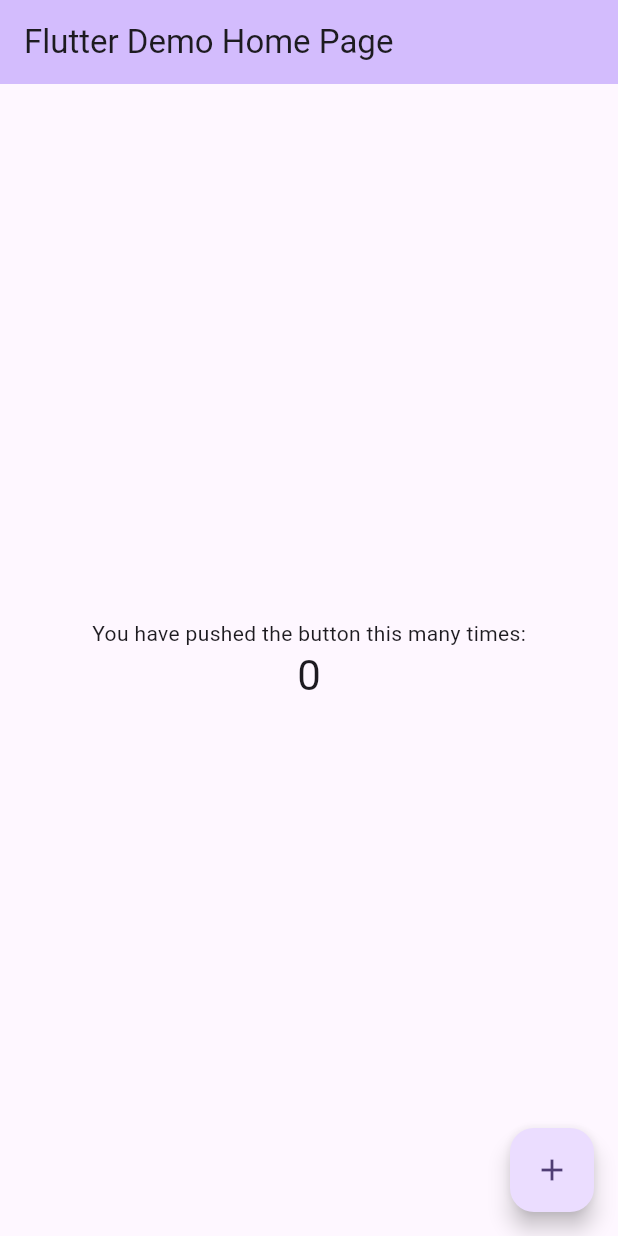
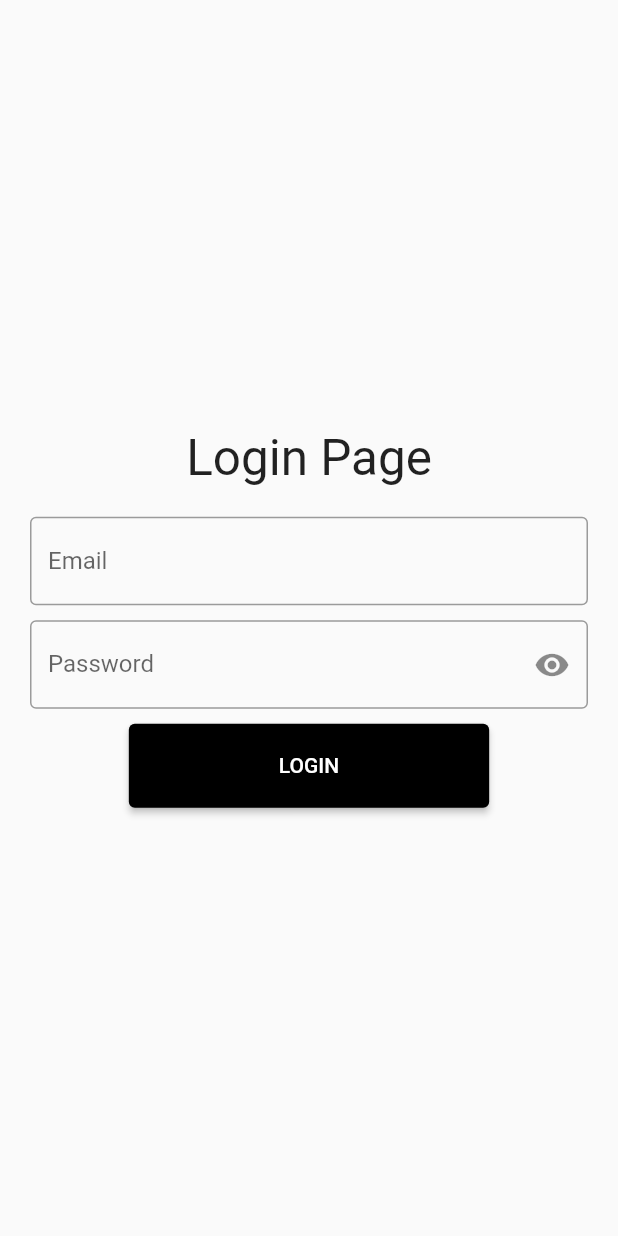
Before and after one commit to sendycitralesmana/forum_api, a Flutter app: the screen it shows after launch, on a phone screen of 412 x 824 dp. Run offline on Flutter 3.47's test engine with Material 2 defaults, Android fonts, the phone set to English and light mode, and no system bars; our stand-ins replace get.

Commit message:
Login Page

```diff
--- /dev/null
+++ b/lib/app/modules/login/controllers/login_controller.dart
@@ -0,0 +1,35 @@
+import 'package:flutter/material.dart';
+import 'package:get/get.dart';
+
+class LoginController extends GetxController {
+  late TextEditingController email;
+  late TextEditingController password;
+
+  var hidden = true.obs;
+
+  void login(String email, password) {
+
+  }
+
+  final count = 0.obs;
+  @override
+  void onInit() {
+    email = TextEditingController();
+    password = TextEditingController();
+    super.onInit();
+  }
+
+  @override
+  void onReady() {
+    super.onReady();
+  }
+
+  @override
+  void onClose() {
+    email.dispose();
+    password.dispose();
+    super.onClose();
+  }
+
+  void increment() => count.value++;
+}
--- /dev/null
+++ b/lib/app/modules/login/views/login_view.dart
@@ -0,0 +1,73 @@
+import 'dart:math';
+
+import 'package:flutter/material.dart';
+
+import 'package:get/get.dart';
+
+import '../controllers/login_controller.dart';
+
+class LoginView extends GetView<LoginController> {
+  const LoginView({Key? key}) : super(key: key);
+  @override
+  Widget build(BuildContext context) {
+    var size = MediaQuery.of(context).size.width;
+    return Scaffold(
+      body: Padding(
+        padding: EdgeInsets.all(20),
+        child: Column(
+          mainAxisAlignment: MainAxisAlignment.center,
+          children: [
+            Text(
+              "Login Page",
+              style: TextStyle(
+                fontSize: size * 0.080,
+              ),
+            ),
+            SizedBox(height: 20,),
+            TextField(
+              controller: controller.email,
+              decoration: InputDecoration(
+                labelText: "Email",
+                hintText: "Enter your email",
+                border: OutlineInputBorder(),
+              ),
+            ),
+            SizedBox(height: 10),
+            Obx(
+              () => TextField(
+                controller: controller.password,
+                obscureText: controller.hidden.value,
+                decoration: InputDecoration(
+                  suffixIcon: IconButton(
+                    onPressed: () => controller.hidden.toggle(),
+                    icon: controller.hidden.isTrue
+                        ? Icon(Icons.remove_red_eye)
+                        : Icon(Icons.remove_red_eye_outlined),
+                  ),
+                  labelText: "Password",
+                  hintText: "Enter your password",
+                  border: OutlineInputBorder(),
+                ),
+              ),
+            ),
+            SizedBox(height: 10),
+            ElevatedButton(
+              style: ElevatedButton.styleFrom(
+                backgroundColor: Colors.black,
+                padding: EdgeInsets.symmetric(
+                  horizontal: 100,
+                  vertical: 20
+                )
+              ),
+              onPressed: () {
+                controller.login(controller.email.text,
+                    controller.password.text,);
+              },
+              child: Text("LOGIN"),
+            )
+          ],
+        ),
+      ),
+    );
+  }
+}
--- a/lib/main.dart
+++ b/lib/main.dart
@@ -1,125 +1,15 @@
 import 'package:flutter/material.dart';
 
+import 'package:get/get.dart';
+
+import 'app/routes/app_pages.dart';
+
 void main() {
-  runApp(const MyApp());
+  runApp(
+    GetMaterialApp(
+      title: "Application",
+      initialRoute: Routes.LOGIN,
+      getPages: AppPages.routes,
+    ),
+  );
 }
-
-class MyApp extends StatelessWidget {
-  const MyApp({super.key});
-
-  // This widget is the root of your application.
-  @override
-  Widget build(BuildContext context) {
-    return MaterialApp(
-      title: 'Flutter Demo',
-      theme: ThemeData(
-        // This is the theme of your application.
-        //
-        // TRY THIS: Try running your application with "flutter run". You'll see
-        // the application has a blue toolbar. Then, without quitting the app,
-        // try changing the seedColor in the colorScheme below to Colors.green
-        // and then invoke "hot reload" (save your changes or press the "hot
-        // reload" button in a Flutter-supported IDE, or press "r" if you used
-        // the command line to start the app).
-        //
-        // Notice that the counter didn't reset back to zero; the application
-        // state is not lost during the reload. To reset the state, use hot
-        // restart instead.
-        //
-        // This works for code too, not just values: Most code changes can be
-        // tested with just a hot reload.
-        colorScheme: ColorScheme.fromSeed(seedColor: Colors.deepPurple),
-        useMaterial3: true,
-      ),
-      home: const MyHomePage(title: 'Flutter Demo Home Page'),
-    );
-  }
-}
-
-class MyHomePage extends StatefulWidget {
-  const MyHomePage({super.key, required this.title});
-
-  // This widget is the home page of your application. It is stateful, meaning
-  // that it has a State object (defined below) that contains fields that affect
-  // how it looks.
-
-  // This class is the configuration for the state. It holds the values (in this
-  // case the title) provided by the parent (in this case the App widget) and
-  // used by the build method of the State. Fields in a Widget subclass are
-  // always marked "final".
-
-  final String title;
-
-  @override
-  State<MyHomePage> createState() => _MyHomePageState();
-}
-
-class _MyHomePageState extends State<MyHomePage> {
-  int _counter = 0;
-
-  void _incrementCounter() {
-    setState(() {
-      // This call to setState tells the Flutter framework that something has
-      // changed in this State, which causes it to rerun the build method below
-      // so that the display can reflect the updated values. If we changed
-      // _counter without calling setState(), then the build method would not be
-      // called again, and so nothing would appear to happen.
-      _counter++;
-    });
-  }
-
-  @override
-  Widget build(BuildContext context) {
-    // This method is rerun every time setState is called, for instance as done
-    // by the _incrementCounter method above.
-    //
-    // The Flutter framework has been optimized to make rerunning build methods
-    // fast, so that you can just rebuild anything that needs updating rather
-    // than having to individually change instances of widgets.
-    return Scaffold(
-      appBar: AppBar(
-        // TRY THIS: Try changing the color here to a specific color (to
-        // Colors.amber, perhaps?) and trigger a hot reload to see the AppBar
-        // change color while the other colors stay the same.
-        backgroundColor: Theme.of(context).colorScheme.inversePrimary,
-        // Here we take the value from the MyHomePage object that was created by
-        // the App.build method, and use it to set our appbar title.
-        title: Text(widget.title),
-      ),
-      body: Center(
-        // Center is a layout widget. It takes a single child and positions it
-        // in the middle of the parent.
-        child: Column(
-          // Column is also a layout widget. It takes a list of children and
-          // arranges them vertically. By default, it sizes itself to fit its
-          // children horizontally, and tries to be as tall as its parent.
-          //
-          // Column has various properties to control how it sizes itself and
-          // how it positions its children. Here we use mainAxisAlignment to
-          // center the children vertically; the main axis here is the vertical
-          // axis because Columns are vertical (the cross axis would be
-          // horizontal).
-          //
-          // TRY THIS: Invoke "debug painting" (choose the "Toggle Debug Paint"
-          // action in the IDE, or press "p" in the console), to see the
-          // wireframe for each widget.
-          mainAxisAlignment: MainAxisAlignment.center,
-          children: <Widget>[
-            const Text(
-              'You have pushed the button this many times:',
-            ),
-            Text(
-              '$_counter',
-              style: Theme.of(context).textTheme.headlineMedium,
-            ),
-          ],
-        ),
-      ),
-      floatingActionButton: FloatingActionButton(
-        onPressed: _incrementCounter,
-        tooltip: 'Increment',
-        child: const Icon(Icons.add),
-      ), // This trailing comma makes auto-formatting nicer for build methods.
-    );
-  }
-}
```
Also changed, not shown: lib/app/modules/home/bindings/home_binding.dart (added, +12 -0 lines), lib/app/modules/home/controllers/home_controller.dart (added, +23 -0 lines), lib/app/modules/home/views/home_view.dart (added, +24 -0 lines), lib/app/modules/login/bindings/login_binding.dart (added, +12 -0 lines), lib/app/routes/app_pages.dart (added, +27 -0 lines), lib/app/routes/app_routes.dart (added, +14 -0 lines), pubspec.yaml (+5 -75 lines), pubspec.lock.
